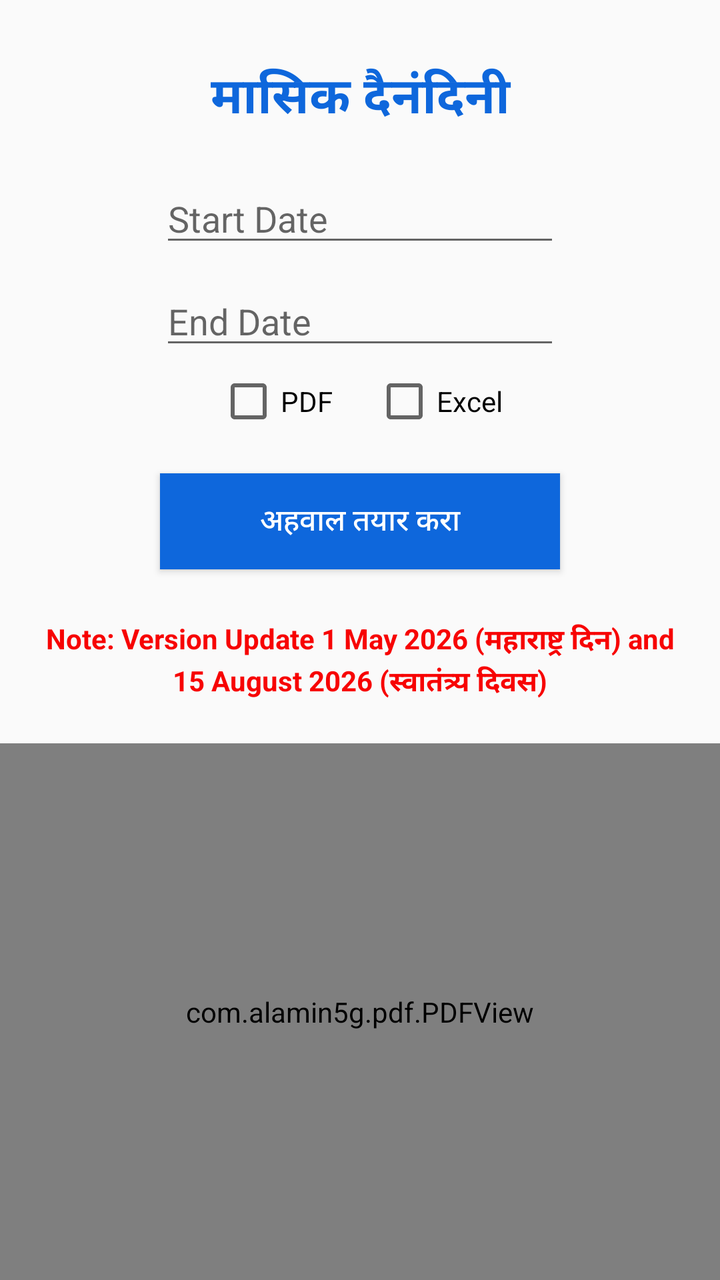
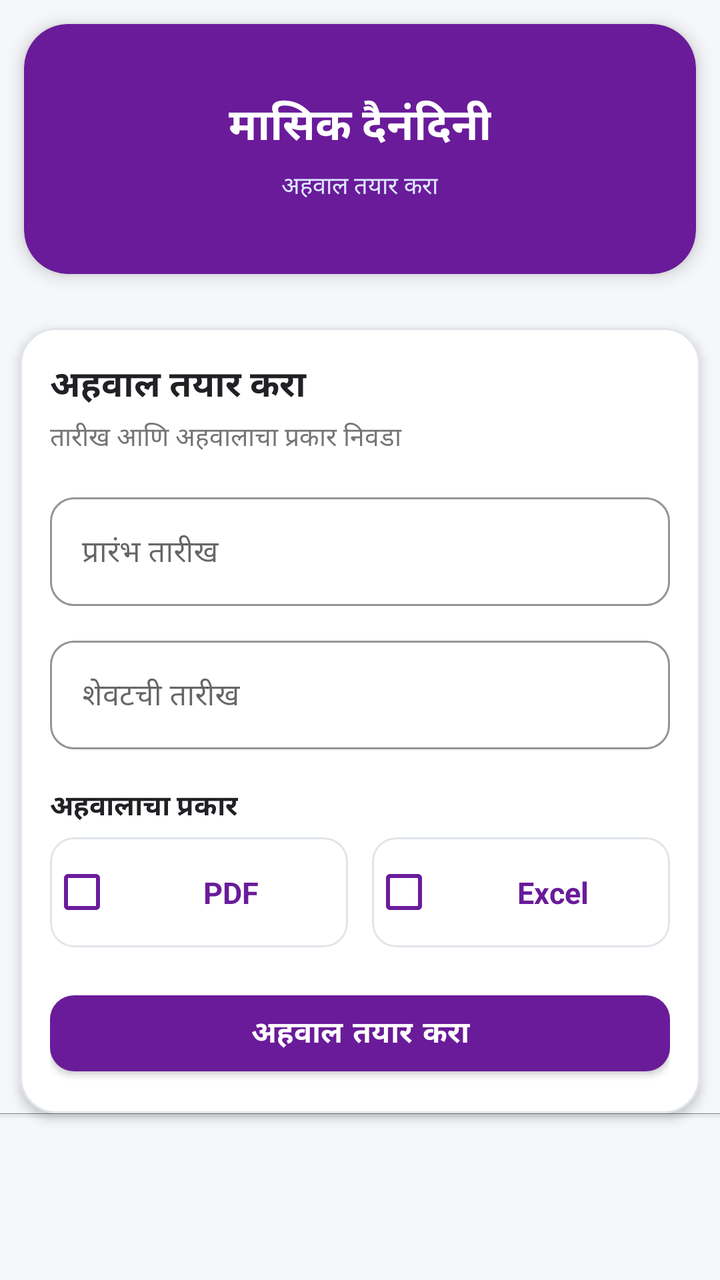

Two renders of the same Android screen: before a commit and after it. Below are the layout's source before the change and the commit's diff.
<!-- AndroidManifest.xml: application theme AppTheme -->
<!-- res/layout/activity_report.xml -->
<?xml version="1.0" encoding="utf-8"?>
<LinearLayout xmlns:android="http://schemas.android.com/apk/res/android"
    xmlns:tools="http://schemas.android.com/tools"
    android:layout_width="match_parent"
    android:layout_height="match_parent"
    android:orientation="vertical"
    tools:context=".ReportActivity">

    
    <TextView
        android:layout_width="match_parent"
        android:layout_height="wrap_content"
        android:layout_marginTop="30dp"
        android:gravity="center"
        android:text="मासिक दैनंदिनी"
        android:textColor="@color/colorPrimary"
        android:textSize="25sp"
        android:textStyle="bold" />

    
    <EditText
        android:id="@+id/ed"
        android:layout_width="200dp"
        android:layout_height="wrap_content"
        android:layout_gravity="center_horizontal"
        android:layout_marginTop="20dp"
        android:focusable="false"
        android:hint="Start Date"
        android:clickable="true" />

    
    <EditText
        android:id="@+id/enddate"
        android:layout_width="200dp"
        android:layout_height="wrap_content"
        android:layout_gravity="center_horizontal"
        android:layout_marginTop="10dp"
        android:focusable="false"
        android:hint="End Date"
        android:clickable="true" />

    
    <LinearLayout
        android:layout_width="match_parent"
        android:layout_height="wrap_content"
        android:layout_marginTop="5dp"
        android:gravity="center"
        android:orientation="horizontal">

        <CheckBox
            android:id="@+id/pdf"
            android:layout_width="wrap_content"
            android:layout_height="wrap_content"
            android:layout_marginEnd="10dp"
            android:text="PDF" />

        <CheckBox
            android:id="@+id/excel"
            android:layout_width="wrap_content"
            android:layout_height="wrap_content"
            android:layout_marginStart="10dp"
            android:text="Excel" />

    </LinearLayout>

    
    <ProgressBar
        android:id="@+id/loadingProgress"
        android:layout_width="wrap_content"
        android:layout_height="wrap_content"
        android:layout_gravity="center"
        android:indeterminate="true"
        android:visibility="gone" />

    <TextView
        android:id="@+id/loaderText"
        android:layout_width="match_parent"
        android:layout_height="wrap_content"
        android:gravity="center"
        android:text="Download Successfully"
        android:textColor="@android:color/black"
        android:textStyle="bold"
        android:visibility="gone" />

    
    <Button
        android:id="@+id/btn"
        android:layout_width="200dp"
        android:layout_height="wrap_content"
        android:layout_gravity="center_horizontal"
        android:layout_marginTop="20dp"
        android:background="@color/colorPrimary"
        android:text="अहवाल तयार करा"
        android:textColor="@color/White"
        android:textSize="15sp" />

    
    <LinearLayout
        android:layout_width="match_parent"
        android:layout_height="wrap_content"
        android:layout_marginTop="25dp"
        android:layout_marginBottom="20dp"
        android:gravity="center"
        android:orientation="vertical">

        <TextView
            android:layout_width="match_parent"
            android:layout_height="wrap_content"
            android:gravity="center"
            android:text="@string/note"
            android:textColor="#f70303"
            android:textStyle="bold" />

        <TextView
            android:layout_width="match_parent"
            android:layout_height="wrap_content"
            android:gravity="center"
            android:text="@string/note1"
            android:textColor="#f70303"
            android:textStyle="bold" />

    </LinearLayout>

    
    <com.alamin5g.pdf.PDFView
        android:id="@+id/pdfView"
        android:layout_width="match_parent"
        android:layout_height="0dp"
        android:layout_weight="1" />

</LinearLayout>
<!-- resources referenced by this layout -->
<resources>
  <color name="White">#ffffff</color>
  <color name="colorPrimary">#0e67dc</color>
  <string name="note">Note: Version Update 1 May 2026 (महाराष्ट्र दिन) and </string>
  <string name="note1">15 August 2026 (स्वातंत्र्य दिवस)</string>
  <style name="AppTheme" parent="Theme.AppCompat.Light.DarkActionBar">
          
          <item name="colorPrimary">@color/colorPrimary</item>
          <item name="colorPrimaryDark">@color/colorPrimaryDark</item>
          <item name="colorAccent">@color/colorAccent</item>
      </style>
  <color name="colorPrimaryDark">#000a57</color>
  <color name="colorAccent">#1b21d8</color>
</resources>

<!-- the commit's change to res/layout/activity_report.xml (unified diff, before → after) -->
@@ -1,131 +1,333 @@
 <?xml version="1.0" encoding="utf-8"?>
-<LinearLayout xmlns:android="http://schemas.android.com/apk/res/android"
+<ScrollView
+    xmlns:android="http://schemas.android.com/apk/res/android"
+    xmlns:app="http://schemas.android.com/apk/res-auto"
     xmlns:tools="http://schemas.android.com/tools"
     android:layout_width="match_parent"
     android:layout_height="match_parent"
-    android:orientation="vertical"
+    android:background="#F5F7FA"
+    android:fillViewport="true"
+    android:scrollbars="none"
     tools:context=".ReportActivity">
 
-    
-    <TextView
-        android:layout_width="match_parent"
-        android:layout_height="wrap_content"
-        android:layout_marginTop="30dp"
-        android:gravity="center"
-        android:text="मासिक दैनंदिनी"
-        android:textColor="@color/colorPrimary"
-        android:textSize="25sp"
-        android:textStyle="bold" />
-
-    
-    <EditText
-        android:id="@+id/ed"
-        android:layout_width="200dp"
-        android:layout_height="wrap_content"
-        android:layout_gravity="center_horizontal"
-        android:layout_marginTop="20dp"
-        android:focusable="false"
-        android:hint="Start Date"
-        android:clickable="true" />
-
-    
-    <EditText
-        android:id="@+id/enddate"
-        android:layout_width="200dp"
-        android:layout_height="wrap_content"
-        android:layout_gravity="center_horizontal"
-        android:layout_marginTop="10dp"
-        android:focusable="false"
-        android:hint="End Date"
-        android:clickable="true" />
-
-    
     <LinearLayout
         android:layout_width="match_parent"
         android:layout_height="wrap_content"
-        android:layout_marginTop="5dp"
-        android:gravity="center"
-        android:orientation="horizontal">
-
-        <CheckBox
-            android:id="@+id/pdf"
-            android:layout_width="wrap_content"
-            android:layout_height="wrap_content"
-            android:layout_marginEnd="10dp"
-            android:text="PDF" />
-
-        <CheckBox
-            android:id="@+id/excel"
-            android:layout_width="wrap_content"
+        android:orientation="vertical"
+        android:paddingBottom="20dp">
+
+        
+        <com.google.android.material.card.MaterialCardView
+            android:layout_width="match_parent"
+            android:layout_height="125dp"
+            android:layout_margin="12dp"
+            app:cardBackgroundColor="@color/colorPrimary"
+            app:cardCornerRadius="22dp"
+            app:cardElevation="5dp">
+
+            <LinearLayout
+                android:layout_width="match_parent"
+                android:layout_height="match_parent"
+                android:gravity="center"
+                android:orientation="vertical"
+                android:padding="16dp">
+
+                <TextView
+                    android:layout_width="wrap_content"
+                    android:layout_height="wrap_content"
+                    android:text="मासिक दैनंदिनी"
+                    android:textColor="@android:color/white"
+                    android:textSize="22sp"
+                    android:textStyle="bold" />
+
+                
+                
+                
+                
+                
+                
+                
+
+                <TextView
+                    android:layout_width="wrap_content"
+                    android:layout_height="wrap_content"
+                    android:layout_marginTop="5dp"
+                    android:text="अहवाल तयार करा"
+                    android:textColor="#DDE7FF"
+                    android:textSize="12sp" />
+
+            </LinearLayout>
+
+        </com.google.android.material.card.MaterialCardView>
+
+        
+
+        <com.google.android.material.card.MaterialCardView
+            android:id="@+id/reportOptionsCard"
+            android:layout_width="match_parent"
             android:layout_height="wrap_content"
             android:layout_marginStart="10dp"
-            android:text="Excel" />
+            android:layout_marginTop="15dp"
+            android:layout_marginEnd="10dp"
+            app:cardBackgroundColor="@android:color/white"
+            app:cardCornerRadius="18dp"
+            app:cardElevation="3dp"
+            app:strokeColor="#E1E5EA"
+            app:strokeWidth="1dp">
+
+            <LinearLayout
+                android:layout_width="match_parent"
+                android:layout_height="wrap_content"
+                android:orientation="vertical"
+                android:padding="15dp">
+
+
+                
+
+                <TextView
+                    android:layout_width="match_parent"
+                    android:layout_height="wrap_content"
+                    android:text="अहवाल तयार करा"
+                    android:textColor="#202124"
+                    android:textSize="18sp"
+                    android:textStyle="bold" />
+
+                <TextView
+                    android:layout_width="match_parent"
+                    android:layout_height="wrap_content"
+                    android:layout_marginTop="3dp"
+                    android:text="तारीख आणि अहवालाचा प्रकार निवडा"
+                    android:textColor="#757575"
+                    android:textSize="13sp" />
+
+
+                
+
+                <com.google.android.material.textfield.TextInputLayout
+                    android:id="@+id/startDateLayout"
+                    style="@style/Widget.MaterialComponents.TextInputLayout.OutlinedBox"
+                    android:layout_width="match_parent"
+                    android:layout_height="wrap_content"
+                    android:layout_marginTop="15dp"
+                    android:hint="प्रारंभ तारीख"
+                    app:boxCornerRadiusBottomEnd="12dp"
+                    app:boxCornerRadiusBottomStart="12dp"
+                    app:boxCornerRadiusTopEnd="12dp"
+                    app:boxCornerRadiusTopStart="12dp"
+                    app:boxStrokeColor="@color/colorPrimary">
+
+                    <com.google.android.material.textfield.TextInputEditText
+                        android:id="@+id/ed"
+                        android:layout_width="match_parent"
+                        android:layout_height="wrap_content"
+                        android:clickable="true"
+                        android:focusable="false"
+                        android:inputType="none"
+                        android:textSize="15sp" />
+
+                </com.google.android.material.textfield.TextInputLayout>
+
+
+                
+
+                <com.google.android.material.textfield.TextInputLayout
+                    android:id="@+id/endDateLayout"
+                    style="@style/Widget.MaterialComponents.TextInputLayout.OutlinedBox"
+                    android:layout_width="match_parent"
+                    android:layout_height="wrap_content"
+                    android:layout_marginTop="12dp"
+                    android:hint="शेवटची तारीख"
+                    app:boxCornerRadiusBottomEnd="12dp"
+                    app:boxCornerRadiusBottomStart="12dp"
+                    app:boxCornerRadiusTopEnd="12dp"
+                    app:boxCornerRadiusTopStart="12dp"
+                    app:boxStrokeColor="@color/colorPrimary">
+
+                    <com.google.android.material.textfield.TextInputEditText
+                        android:id="@+id/enddate"
+                        android:layout_width="match_parent"
+                        android:layout_height="wrap_content"
+                        android:clickable="true"
+                        android:focusable="false"
+                        android:inputType="none"
+                        android:textSize="15sp" />
+
+                </com.google.android.material.textfield.TextInputLayout>
+
+
+                
+
+                <TextView
+                    android:layout_width="match_parent"
+                    android:layout_height="wrap_content"
+                    android:layout_marginTop="18dp"
+                    android:text="अहवालाचा प्रकार"
+                    android:textColor="#202124"
+                    android:textSize="14sp"
+                    android:textStyle="bold" />
+
+
+                <LinearLayout
+                    android:layout_width="match_parent"
+                    android:layout_height="wrap_content"
+                    android:layout_marginTop="5dp"
+                    android:gravity="center"
+                    android:orientation="horizontal">
+
+
+                    
+
+                    <com.google.android.material.card.MaterialCardView
+                        android:layout_width="0dp"
+                        android:layout_height="55dp"
+                        android:layout_marginEnd="6dp"
+                        android:layout_weight="1"
+                        app:cardCornerRadius="12dp"
+                        app:cardElevation="0dp"
+                        app:strokeColor="#E1E5EA"
+                        app:strokeWidth="1dp">
+
+                        <CheckBox
+                            android:id="@+id/pdf"
+                            android:layout_width="match_parent"
+                            android:layout_height="match_parent"
+                            android:buttonTint="@color/colorPrimary"
+                            android:gravity="center"
+                            android:text="PDF"
+                            android:textColor="@color/colorPrimary"
+                            android:textSize="15sp"
+                            android:textStyle="bold" />
+
+                    </com.google.android.material.card.MaterialCardView>
+
+
+                    
+
+                    <com.google.android.material.card.MaterialCardView
+                        android:layout_width="0dp"
+                        android:layout_height="55dp"
+                        android:layout_marginStart="6dp"
+                        android:layout_weight="1"
+                        app:cardCornerRadius="12dp"
+                        app:cardElevation="0dp"
+                        app:strokeColor="#E1E5EA"
+                        app:strokeWidth="1dp">
+
+                        <CheckBox
+                            android:id="@+id/excel"
+                            android:layout_width="match_parent"
+                            android:layout_height="match_parent"
+                            android:buttonTint="@color/colorPrimary"
+                            android:gravity="center"
+                            android:text="Excel"
+                            android:textColor="@color/colorPrimary"
+                            android:textSize="15sp"
+                            android:textStyle="bold" />
+
+                    </com.google.android.material.card.MaterialCardView>
+
+                </LinearLayout>
+
+
+                
+
+                <com.google.android.material.button.MaterialButton
+                    android:id="@+id/btn"
+                    android:layout_width="match_parent"
+                    android:layout_height="50dp"
+                    android:layout_marginTop="18dp"
+                    android:text="अहवाल तयार करा"
+                    android:textColor="@android:color/white"
+                    android:textSize="15sp"
+                    android:textStyle="bold"
+                    app:backgroundTint="@color/colorPrimary"
+                    app:cornerRadius="12dp" />
+
+
+                
+
+                <ProgressBar
+                    android:id="@+id/loadingProgress"
+                    android:layout_width="wrap_content"
+                    android:layout_height="wrap_content"
+                    android:layout_gravity="center"
+                    android:layout_marginTop="12dp"
+                    android:indeterminate="true"
+                    android:visibility="gone" />
+
+                <TextView
+                    android:id="@+id/loaderText"
+                    android:layout_width="match_parent"
+                    android:layout_height="wrap_content"
+                    android:layout_marginTop="5dp"
+                    android:gravity="center"
+                    android:text="Download Successfully"
+                    android:textColor="@color/colorPrimary"
+                    android:textSize="13sp"
+                    android:textStyle="bold"
+                    android:visibility="gone" />
+
+            </LinearLayout>
+
+        </com.google.android.material.card.MaterialCardView>
+
+
+        
+
+
+
+
+
+
+
+
+
+
+
+
+
+
+
+
+
+
+
+
+
+
+
+
+
+
+
+
+
+
+
+
+
+
+
+
+
+
+
+
+
+        
+
+        <com.google.android.material.card.MaterialCardView
+            android:id="@+id/pdfContainer"
+            android:layout_width="match_parent"
+            android:layout_height="0.001dp">
+
+            <com.alamin5g.pdf.PDFView
+                android:id="@+id/pdfView"
+                android:layout_width="match_parent"
+                android:layout_height="match_parent" />
+
+        </com.google.android.material.card.MaterialCardView>
 
     </LinearLayout>
 
-    
-    <ProgressBar
-        android:id="@+id/loadingProgress"
-        android:layout_width="wrap_content"
-        android:layout_height="wrap_content"
-        android:layout_gravity="center"
-        android:indeterminate="true"
-        android:visibility="gone" />
-
-    <TextView
-        android:id="@+id/loaderText"
-        android:layout_width="match_parent"
-        android:layout_height="wrap_content"
-        android:gravity="center"
-        android:text="Download Successfully"
-        android:textColor="@android:color/black"
-        android:textStyle="bold"
-        android:visibility="gone" />
-
-    
-    <Button
-        android:id="@+id/btn"
-        android:layout_width="200dp"
-        android:layout_height="wrap_content"
-        android:layout_gravity="center_horizontal"
-        android:layout_marginTop="20dp"
-        android:background="@color/colorPrimary"
-        android:text="अहवाल तयार करा"
-        android:textColor="@color/White"
-        android:textSize="15sp" />
-
-    
-    <LinearLayout
-        android:layout_width="match_parent"
-        android:layout_height="wrap_content"
-        android:layout_marginTop="25dp"
-        android:layout_marginBottom="20dp"
-        android:gravity="center"
-        android:orientation="vertical">
-
-        <TextView
-            android:layout_width="match_parent"
-            android:layout_height="wrap_content"
-            android:gravity="center"
-            android:text="@string/note"
-            android:textColor="#f70303"
-            android:textStyle="bold" />
-
-        <TextView
-            android:layout_width="match_parent"
-            android:layout_height="wrap_content"
-            android:gravity="center"
-            android:text="@string/note1"
-            android:textColor="#f70303"
-            android:textStyle="bold" />
-
-    </LinearLayout>
-
-    
-    <com.alamin5g.pdf.PDFView
-        android:id="@+id/pdfView"
-        android:layout_width="match_parent"
-        android:layout_height="0dp"
-        android:layout_weight="1" />
-
-</LinearLayout>
+</ScrollView>
<!-- resource entries referenced after the edit -->
@@ -1,16 +1,17 @@
 <!-- resources referenced by this layout -->
 <resources>
-  <color name="White">#ffffff</color>
-  <color name="colorPrimary">#0e67dc</color>
-  <string name="note">Note: Version Update 1 May 2026 (महाराष्ट्र दिन) and </string>
-  <string name="note1">15 August 2026 (स्वातंत्र्य दिवस)</string>
-  <style name="AppTheme" parent="Theme.AppCompat.Light.DarkActionBar">
-          
+  <color name="colorPrimary">#6A1B9A</color>
+  <style name="AppTheme" parent="Theme.MaterialComponents.Light.NoActionBar">
+  
           <item name="colorPrimary">@color/colorPrimary</item>
           <item name="colorPrimaryDark">@color/colorPrimaryDark</item>
           <item name="colorAccent">@color/colorAccent</item>
+          <item name="android:statusBarColor">@color/colorBackground</item>
+          <item name="android:windowLightStatusBar">true</item>
+  
       </style>
-  <color name="colorPrimaryDark">#000a57</color>
-  <color name="colorAccent">#1b21d8</color>
+  <color name="colorPrimaryDark">#1565C0</color>
+  <color name="colorAccent">#EC407A</color>
+  <color name="colorBackground">#F5F7FA</color>
 </resources>
 
